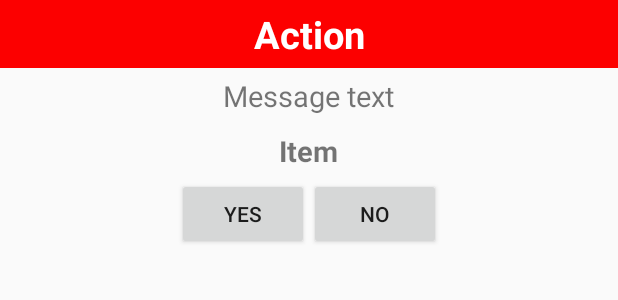
After one commit to gleative/WorkIt, an Android app: the layout dialog_message_layout.xml on its own in the app's theme, with its tools: preview values and no code run, on a phone screen of 412 x 824 dp. The commit adds this screen. Shown: the top 300 px of the screen. Run offline under Robolectric (Android 15) with nearby library versions, the phone set to English and light mode, and no system bars.

Commit message:
User get message dialog when try to delete a workout. Error handling has been added to some methods, aswell as comments

```diff
--- a/app/src/main/java/com/example/gleative/workit/AddExerciseToWorkoutActivity.java
+++ b/app/src/main/java/com/example/gleative/workit/AddExerciseToWorkoutActivity.java
@@ -60,6 +60,7 @@ public class AddExerciseToWorkoutActivity extends AppCompatActivity implements
 
     }
 
+    // Sends the user to another activity where he/she can create a custom exercise of the selected exercise
     @Override
     public void onExerciseSelected(Exercise exercise) {
         Intent intent = new Intent(this, CreateCustomExerciseActivity.class);
--- /dev/null
+++ b/app/src/main/res/layout/dialog_message_layout.xml
@@ -0,0 +1,56 @@
+<?xml version="1.0" encoding="utf-8"?>
+<LinearLayout
+    xmlns:android="http://schemas.android.com/apk/res/android"
+    android:layout_width="match_parent"
+    android:layout_height="match_parent"
+    android:orientation="vertical">
+
+    <TextView
+        android:id="@+id/dialog_title"
+        android:layout_width="match_parent"
+        android:layout_height="wrap_content"
+        android:textAlignment="center"
+        android:text="Action"
+        android:textStyle="bold"
+        android:textSize="25sp"
+        android:textColor="#ffff"
+        android:background="@color/colorRed"
+        android:padding="5dp"/>
+
+    <TextView
+        android:id="@+id/dialog_message"
+        android:layout_width="wrap_content"
+        android:layout_height="wrap_content"
+        android:layout_gravity="center"
+        android:text="Message text"
+        android:textSize="19sp"
+        android:padding="5dp"/>
+
+    <TextView
+        android:id="@+id/dialog_item_name"
+        android:layout_width="wrap_content"
+        android:layout_height="wrap_content"
+        android:layout_gravity="center"
+        android:text="Item"
+        android:textSize="19sp"
+        android:padding="5dp"
+        android:textStyle="bold"/>
+
+    <LinearLayout
+        android:layout_width="wrap_content"
+        android:layout_height="wrap_content"
+        android:layout_gravity="center">
+    <Button
+        android:id="@+id/dialog_button_yes"
+        android:layout_width="wrap_content"
+        android:layout_height="wrap_content"
+        android:text="yes"/>
+
+    <Button
+        android:id="@+id/dialog_button_no"
+        android:layout_width="wrap_content"
+        android:layout_height="wrap_content"
+        android:text="no"/>
+    </LinearLayout>
+
+</LinearLayout>
```
Also changed, not shown: app/src/main/java/com/example/gleative/workit/CreateCustomExerciseActivity.java (+2 -38 lines), app/src/main/java/com/example/gleative/workit/CreateWorkoutActivity.java (+8 -6 lines), app/src/main/java/com/example/gleative/workit/fragments/CreateCustomExerciseFragment.java (+10 -3 lines), app/src/main/java/com/example/gleative/workit/fragments/WorkoutListFragment.java (+68 -13 lines), app/src/main/res/layout/activity_workout.xml (+1 -12 lines).
